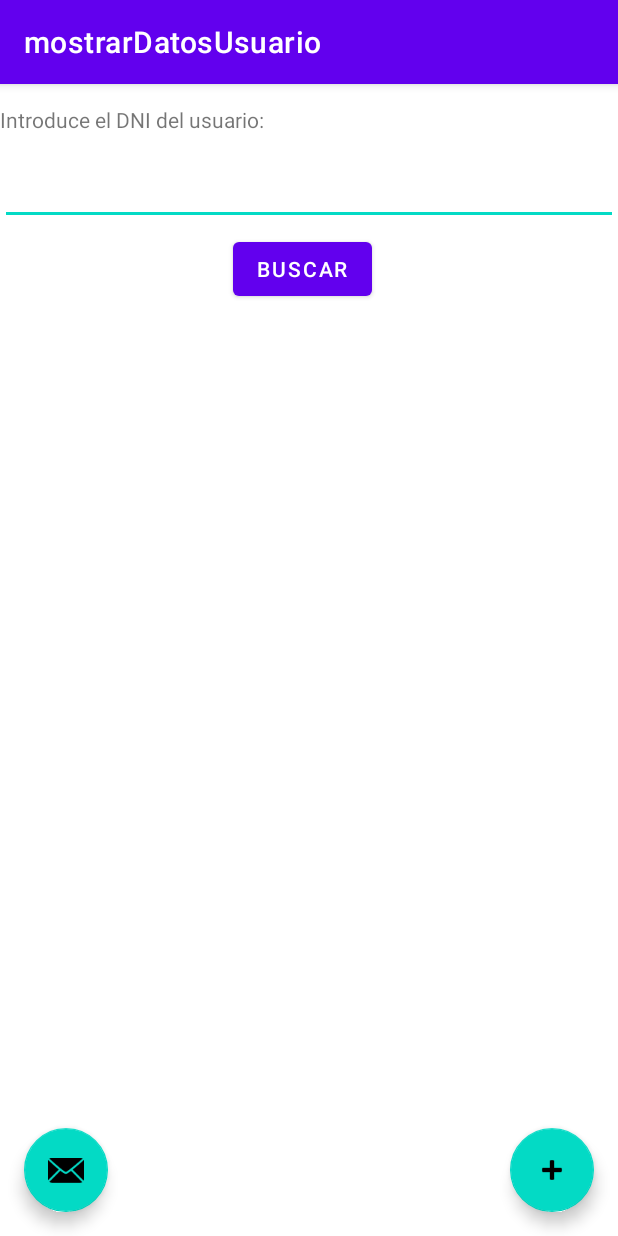
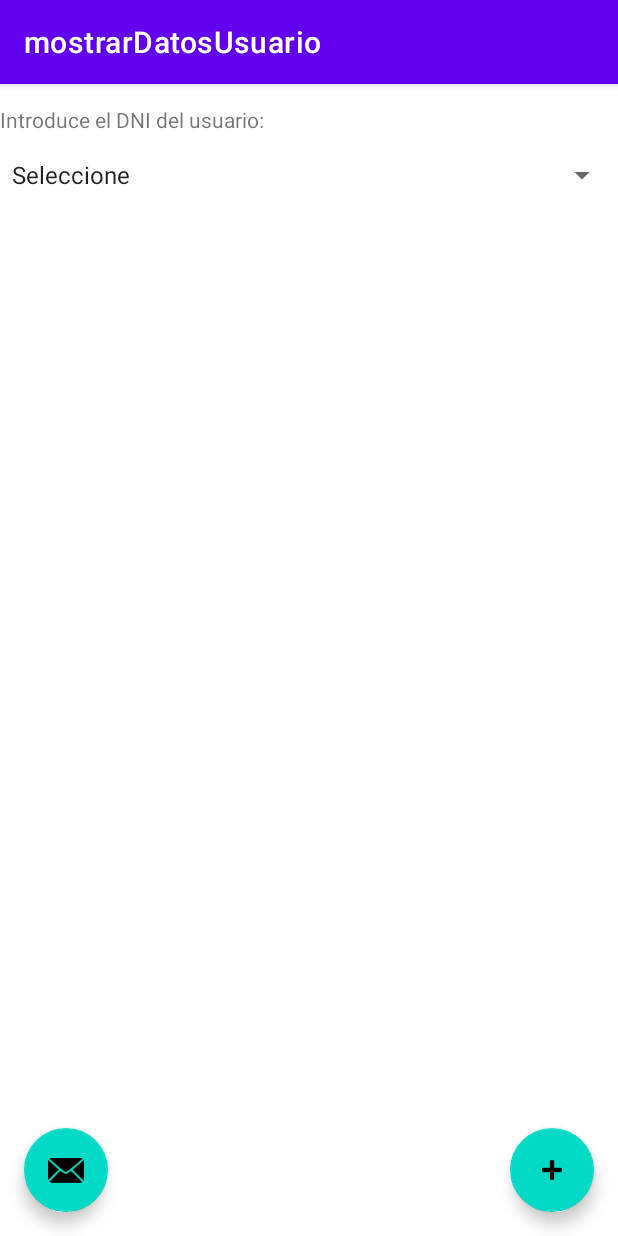
Before and after one commit to jppacho17/COVINFO, an Android app: the mostrarDatosUsuario screen opened directly, with no data from a screen before it, on a phone screen of 412 x 824 dp. Run offline under Robolectric (Android 15) with nearby library versions, the phone set to English and light mode, and no system bars.

Commit message:
Usuarios funcionando con Listview y Spinner en Datos

```diff
--- a/app/src/main/java/com/example/covinfo/mostrarDatosUsuario.java
+++ b/app/src/main/java/com/example/covinfo/mostrarDatosUsuario.java
@@ -12,14 +12,23 @@ import androidx.appcompat.app.AppCompatActivity;
 import androidx.appcompat.widget.Toolbar;
 
 import android.view.View;
+import android.widget.AdapterView;
+import android.widget.ArrayAdapter;
 import android.widget.Button;
+import android.widget.Spinner;
 import android.widget.TextView;
+
+import java.lang.reflect.Array;
+import java.util.ArrayList;
 
 public class mostrarDatosUsuario extends AppCompatActivity {
 
     private TextView txtResultado,txtDNI;
     private Button btnBuscar;
     private SQLiteDatabase db;
+    Spinner comboPersonas;
+    ArrayList<String> listaPersonas;
+    ArrayList<Usuario> personasList;
 
     @Override
     protected void onCreate(Bundle savedInstanceState) {
@@ -46,18 +55,47 @@ public class mostrarDatosUsuario extends AppCompatActivity {
         });
 
         txtResultado = (TextView) findViewById(R.id.datosUsuario);
-        btnBuscar = (Button) findViewById(R.id.btnbuscar3);
-        txtDNI = (TextView) findViewById(R.id.buscarporDNI);
+        //txtDNI = (TextView) findViewById(R.id.buscarporDNI);
+        comboPersonas = (Spinner) findViewById(R.id.spinnerUsuario);
 
         // BD
         Developerbbdd BaseDatos = new Developerbbdd(this);
         db = BaseDatos.getReadableDatabase();
 
-        btnBuscar.setOnClickListener(new View.OnClickListener() {
+        //Generar lista personas
+        Usuario persona=null;
+        personasList = new ArrayList<Usuario>();
+        Cursor cursor = db.rawQuery("SELECT * FROM USUARIOS",null);
+        while(cursor.moveToNext()){
+            persona = new Usuario();
+            persona.setDni(cursor.getString(0));
+            persona.setNombre(cursor.getString(1));
+            persona.setApellidos(cursor.getString(2));
+            persona.setFechaNac(cursor.getString(3));
+            persona.setTarjetaSanitaria(cursor.getString(4));
+            persona.setMedHabituales(cursor.getString(5));
+
+            personasList.add(persona);
+
+        }
+
+        //ObtenerLista
+        listaPersonas=new ArrayList<String>();
+        listaPersonas.add("Seleccione");
+        for (int i=0;i<personasList.size();i++){
+            listaPersonas.add(personasList.get(i).getDni()+" - "+personasList.get(i).getNombre()+" - "+personasList.get(i).getApellidos());
+        }
+
+        ArrayAdapter<CharSequence> adaptador=new ArrayAdapter(this, android.R.layout.simple_spinner_item,listaPersonas);
+        comboPersonas.setAdapter(adaptador);
+
+        comboPersonas.setOnItemSelectedListener(new AdapterView.OnItemSelectedListener() {
             @Override
-            public void onClick(View v) {
+            public void onItemSelected(AdapterView<?> parent, View view, int position, long id) {
+                txtResultado.setText("");
+                if (position!=0){
                     String[] campos = new String[] {"dni","fecha","temperatura","cabeza", "cansancio","respiracion","gusto", "olfato","mejoria","contacto", "PCRPos","fechaPCR","otrosSint"};
-                Cursor c = db.rawQuery("SELECT * FROM DATOS WHERE dni="+txtDNI.getText().toString(),null);
+                    Cursor c = db.rawQuery("SELECT * FROM DATOS WHERE dni="+personasList.get(position-1).getDni(),null);
                     while(c.moveToNext()){
                         //String IDDatos = c.getString(0);
                         String dni = c.getString(0);
@@ -73,13 +111,22 @@ public class mostrarDatosUsuario extends AppCompatActivity {
                         String PCRPos = c.getString(10);
                         String fechaPCR = c.getString(11);
                         String otrosSint = c.getString(12);
+
                         txtResultado.append(dni + " - " + temperatura + " - " + fecha + " - " + cabeza + " "  + cansancio + "" + respiracion + "" +"\n");
+                    }
 
                 }
+            }
+
+            @Override
+            public void onNothingSelected(AdapterView<?> parent) {
+
             }
         });
 
 
 
+
+
     }
 }
--- a/app/src/main/res/layout/activity_mostrar_datos_usuario.xml
+++ b/app/src/main/res/layout/activity_mostrar_datos_usuario.xml
@@ -23,14 +23,6 @@
     <include
         android:id="@+id/include"
         layout="@layout/content_mostrar_datos_usuario" />
-
-    <Button
-        android:id="@+id/btnbuscar3"
-        android:layout_width="wrap_content"
-        android:layout_height="wrap_content"
-        android:layout_gravity="top"
-        android:layout_margin="155dp"
-        android:text="BUSCAR" />
 
     <com.google.android.material.floatingactionbutton.FloatingActionButton
         android:id="@+id/fab"
@@ -63,13 +55,12 @@
             android:layout_marginBottom="15dp"
             android:text="Introduce el DNI del usuario:" />
 
-        <EditText
-            android:id="@+id/buscarporDNI"
+        <Spinner
+            android:id="@+id/spinnerUsuario"
             android:layout_width="match_parent"
-            android:layout_height="wrap_content"
-            android:ems="10"
-            android:inputType="textPersonName"
-            android:text="" />
+            android:layout_height="wrap_content" />
+
+
 
         <androidx.core.widget.NestedScrollView
             android:layout_width="match_parent"
```
Also changed, not shown: app/src/main/java/com/example/covinfo/MostrarUsuarios.java (+37 -12 lines), app/src/main/java/com/example/covinfo/Usuario.java (added, +49 -0 lines), app/src/main/res/layout/activity_mostrar_usuarios2.xml (+10 -16 lines). Lines whose indentation alone changed are shown as unchanged.
